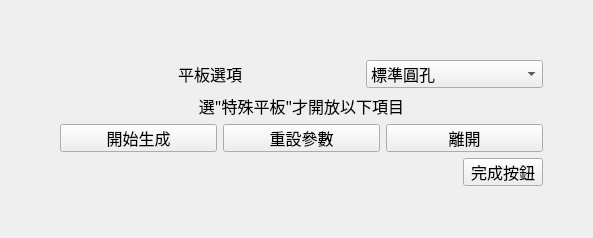
First picture: the form in SYEI_stamping_press_system/pad_main_simple.ui, repository sinje0816/stamping_press, before the edit.
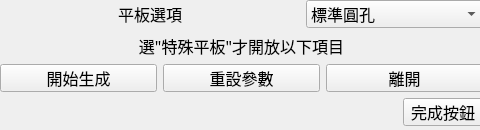
Second picture: the form after the edit.

Diff of the .ui file:
```diff
--- a/SYEI_stamping_press_system/pad_main_simple.ui
+++ b/SYEI_stamping_press_system/pad_main_simple.ui
@@ -6,18 +6,30 @@
    <rect>
     <x>0</x>
     <y>0</y>
-    <width>593</width>
-    <height>238</height>
+    <width>480</width>
+    <height>130</height>
    </rect>
   </property>
+  <property name="minimumSize">
+   <size>
+    <width>480</width>
+    <height>130</height>
+   </size>
+  </property>
+  <property name="maximumSize">
+   <size>
+    <width>480</width>
+    <height>130</height>
+   </size>
+  </property>
   <property name="windowTitle">
    <string>Form</string>
   </property>
-  <widget class="QWidget" name="">
+  <widget class="QWidget" name="layoutWidget">
    <property name="geometry">
     <rect>
-     <x>60</x>
-     <y>60</y>
+     <x>0</x>
+     <y>0</y>
      <width>483</width>
      <height>126</height>
     </rect>
```
